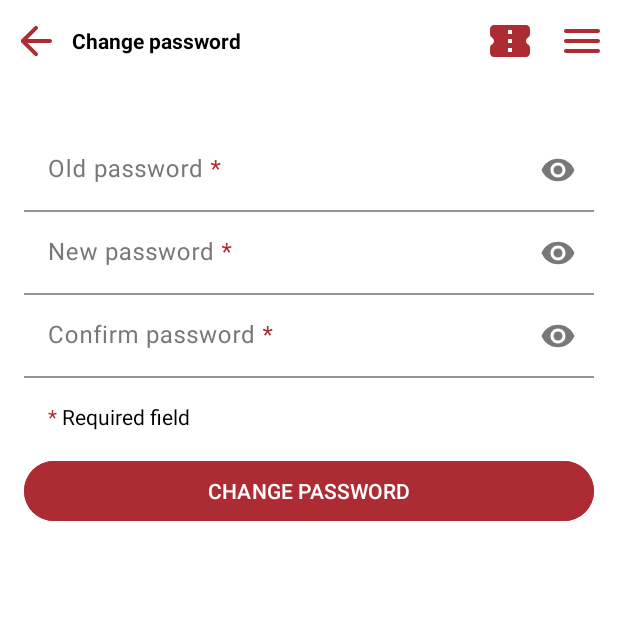
After one commit to saltypickle2209/RepCGV, an Android app: the fragment ChangePasswordFragment placed in its activity, on a phone screen of 412 x 824 dp, the top half of it. The commit adds this screen. Run offline under Robolectric (Android 15) with nearby library versions, the phone set to English and light mode, and no system bars; libraries missing offline, so code that uses them is left out: jp.wasabeef.glide; pictures from the network do not load.

Commit message:
add ChangePassword

```diff
--- /dev/null
+++ b/app/src/main/java/com/example/repcgv/fragments/ChangePasswordFragment.kt
@@ -0,0 +1,205 @@
+package com.example.repcgv.fragments
+
+import android.content.Context
+import android.os.Bundle
+import android.text.Editable
+import android.text.TextWatcher
+import android.util.Log
+import androidx.fragment.app.Fragment
+import android.view.LayoutInflater
+import android.view.View
+import android.view.ViewGroup
+import android.widget.Button
+import android.widget.EditText
+import android.widget.ImageButton
+import android.widget.Toast
+import com.example.repcgv.MainActivity
+import com.example.repcgv.R
+import com.example.repcgv.api.AccountApi
+import com.example.repcgv.api.RetrofitClient
+import com.google.android.material.textfield.TextInputLayout
+import com.google.gson.JsonObject
+import okhttp3.ResponseBody
+import retrofit2.Call
+import retrofit2.Callback
+import retrofit2.Response
+import java.util.regex.Pattern
+
+class ChangePasswordFragment : Fragment() {
+    private lateinit var backBtn: ImageButton
+    private lateinit var menuBtn: ImageButton
+
+    private lateinit var inputLayoutOldPassword: TextInputLayout
+    private lateinit var inputLayoutNewPassword: TextInputLayout
+    private lateinit var inputLayoutConfirmPassword: TextInputLayout
+
+    private lateinit var editTextOldPassword: EditText
+    private lateinit var editTextNewPassword: EditText
+    private lateinit var editTextConfirmPassword: EditText
+
+    private lateinit var saveBtn: Button
+
+    override fun onCreate(savedInstanceState: Bundle?) {
+        super.onCreate(savedInstanceState)
+    }
+
+    override fun onCreateView(
+        inflater: LayoutInflater, container: ViewGroup?,
+        savedInstanceState: Bundle?
+    ): View? {
+        // Inflate the layout for this fragment
+        return inflater.inflate(R.layout.fragment_change_password, container, false)
+    }
+
+    override fun onViewCreated(view: View, savedInstanceState: Bundle?) {
+        super.onViewCreated(view, savedInstanceState)
+        init(view)
+    }
+
+    private fun init(view: View){
+        backBtn = view.findViewById(R.id.backBtn)
+        menuBtn = view.findViewById(R.id.menuBtn)
+
+        backBtn.setOnClickListener {
+            (this.activity as? MainActivity)?.goBack()
+        }
+
+        menuBtn.setOnClickListener {
+            (this.activity as? MainActivity)?.openDrawer()
+        }
+
+        inputLayoutOldPassword = view.findViewById(R.id.inputLayoutOldPassword)
+        inputLayoutNewPassword = view.findViewById(R.id.inputLayoutNewPassword)
+        inputLayoutConfirmPassword = view.findViewById(R.id.inputLayoutConfirmPassword)
+
+        editTextOldPassword = view.findViewById(R.id.editTextOldPassword)
+        editTextNewPassword = view.findViewById(R.id.editTextNewPassword)
+        editTextConfirmPassword = view.findViewById(R.id.editTextConfirmPassword)
+
+        saveBtn = view.findViewById(R.id.saveBtn)
+
+        editTextOldPassword.addTextChangedListener(object: TextWatcher {
+            override fun beforeTextChanged(s: CharSequence?, start: Int, count: Int, after: Int) {
+            }
+
+            override fun onTextChanged(s: CharSequence?, start: Int, before: Int, count: Int) {
+                val oldPassword: String = s.toString().trim()
+                if(oldPassword.isEmpty()){
+                    inputLayoutOldPassword.error = "This field cannot be empty"
+                    inputLayoutOldPassword.isErrorEnabled = true
+                }
+                else{
+                    inputLayoutOldPassword.error = ""
+                    inputLayoutOldPassword.isErrorEnabled = false
+                }
+            }
+
+            override fun afterTextChanged(s: Editable?) {
+            }
+        })
+
+        editTextNewPassword.addTextChangedListener(object: TextWatcher {
+            override fun beforeTextChanged(s: CharSequence?, start: Int, count: Int, after: Int) {
+            }
+
+            override fun onTextChanged(s: CharSequence?, start: Int, before: Int, count: Int) {
+                val newPassword: String = s.toString().trim()
+                val pattern: Pattern = Pattern.compile("^(?=.*[a-z])(?=.*[A-Z])(?=.*\\d)(?=.*[!@#\$%^&*()-+=])[A-Za-z\\d!@#\$%^&*()-+=]+\$")
+                if(newPassword.isEmpty()){
+                    inputLayoutNewPassword.error = "This field cannot be empty"
+                    inputLayoutNewPassword.isErrorEnabled = true
+                }
+                else if(newPassword.length < 6){
+                    inputLayoutNewPassword.error = "The password must have at least 6 characters"
+                    inputLayoutNewPassword.isErrorEnabled = true
+                }
+                else if(!pattern.matcher(newPassword).find()){
+                    inputLayoutNewPassword.error = "The password must have at least one uppercase letter, one lowercase letter, a number and a special character (eg. [!@#\$%^&*()-+=])"
+                    inputLayoutNewPassword.isErrorEnabled = true
+                }
+                else if(newPassword == editTextOldPassword.text.toString().trim()){
+                    inputLayoutNewPassword.error = "The new password is the same with the old password"
+                    inputLayoutNewPassword.isErrorEnabled = true
+                }
+                else{
+                    inputLayoutNewPassword.error = ""
+                    inputLayoutNewPassword.isErrorEnabled = false
+                }
+            }
+
+            override fun afterTextChanged(s: Editable?) {
+            }
+        })
+
+        editTextConfirmPassword.addTextChangedListener(object: TextWatcher {
+            override fun beforeTextChanged(s: CharSequence?, start: Int, count: Int, after: Int) {
+            }
+
+            override fun onTextChanged(s: CharSequence?, start: Int, before: Int, count: Int) {
+                val confirmPassword: String = s.toString().trim()
+                if(confirmPassword.isEmpty()){
+                    inputLayoutConfirmPassword.error = "This field cannot be empty"
+                    inputLayoutConfirmPassword.isErrorEnabled = true
+                }
+                else if(confirmPassword != editTextNewPassword.text.toString().trim()){
+                    inputLayoutConfirmPassword.error = "The confirm password doesn't match the new password"
+                    inputLayoutConfirmPassword.isErrorEnabled = true
+                }
+                else{
+                    inputLayoutConfirmPassword.error = ""
+                    inputLayoutConfirmPassword.isErrorEnabled = false
+                }
+            }
+
+            override fun afterTextChanged(s: Editable?) {
+            }
+        })
+
+        saveBtn.setOnClickListener {
+            if(inputLayoutOldPassword.isErrorEnabled || inputLayoutNewPassword.isErrorEnabled || inputLayoutConfirmPassword.isErrorEnabled
+                || editTextOldPassword.text.isEmpty() || editTextNewPassword.text.isEmpty() || editTextConfirmPassword.text.isEmpty()){
+                Toast.makeText(this.requireContext(), "You haven't completed the form yet", Toast.LENGTH_SHORT).show()
+            }
+            else{
+                val requestJson = JsonObject().apply {
+                    addProperty("old_password", editTextOldPassword.text.toString())
+                    addProperty("new_password", editTextNewPassword.text.toString())
+                }
+
+                val sharedPref = requireContext().getSharedPreferences("auth", Context.MODE_PRIVATE)
+                val token = sharedPref.getString("token", "") ?: ""
+
+                if (token != "") {
+                    val accountService = RetrofitClient.instance.create(AccountApi::class.java)
+                    val call = accountService.changeUserPassword(token, requestJson)
+                    call.enqueue(object : Callback<ResponseBody> {
+                        override fun onResponse(
+                            call: Call<ResponseBody>,
+                            response: Response<ResponseBody>
+                        ) {
+                            if (response.isSuccessful) {
+                                // Handle successful response
+                                Toast.makeText(
+                                    requireContext(),
+                                    "Successfully changed your password",
+                                    Toast.LENGTH_SHORT
+                                ).show()
+                                (this@ChangePasswordFragment.activity as? MainActivity)?.goBack()
+                            } else {
+                                Toast.makeText(
+                                    requireContext(),
+                                    "Error: ${response.code()} - ${response.errorBody()?.string()}",
+                                    Toast.LENGTH_SHORT
+                                ).show()
+                            }
+                        }
+
+                        override fun onFailure(call: Call<ResponseBody>, t: Throwable) {
+                            Log.i("API", t.message!!)
+                        }
+                    })
+                }
+            }
+        }
+    }
+}
--- a/app/src/main/java/com/example/repcgv/fragments/UserDashboardFragment.kt
+++ b/app/src/main/java/com/example/repcgv/fragments/UserDashboardFragment.kt
@@ -68,13 +68,13 @@ class UserDashboardFragment : Fragment() {
         accountDetailBtn = view.findViewById(R.id.accountDetailBtn)
 
         accountDetailBtn.setOnClickListener {
-//            (this.activity as? MainActivity)?.addFragment(UserDetailFragment(), "user_detail")
+            (this.activity as? MainActivity)?.addFragment(UserDetailFragment(), "user_detail")
         }
 
         accountPasswordBtn = view.findViewById(R.id.accountPasswordBtn)
 
         accountPasswordBtn.setOnClickListener {
-//            (this.activity as? MainActivity)?.addFragment(ChangePasswordFragment(), "user_password")
+            (this.activity as? MainActivity)?.addFragment(ChangePasswordFragment(), "user_password")
         }
     }
 
--- /dev/null
+++ b/app/src/main/res/layout/fragment_change_password.xml
@@ -0,0 +1,242 @@
+<?xml version="1.0" encoding="utf-8"?>
+<FrameLayout xmlns:android="http://schemas.android.com/apk/res/android"
+    xmlns:app="http://schemas.android.com/apk/res-auto"
+    xmlns:tools="http://schemas.android.com/tools"
+    android:layout_width="match_parent"
+    android:layout_height="match_parent"
+    android:background="@color/white"
+    tools:context=".fragments.ChangePasswordFragment">
+
+    <androidx.constraintlayout.widget.ConstraintLayout
+        android:layout_width="match_parent"
+        android:layout_height="match_parent">
+
+        <androidx.constraintlayout.widget.ConstraintLayout
+            android:id="@+id/navbar"
+            android:layout_width="match_parent"
+            android:layout_height="54dp"
+            android:background="@color/white"
+            app:layout_constraintEnd_toEndOf="parent"
+            app:layout_constraintHorizontal_bias="0.5"
+            app:layout_constraintStart_toStartOf="parent"
+            app:layout_constraintTop_toTopOf="parent">
+
+            <ImageButton
+                android:id="@+id/backBtn"
+                android:layout_width="48dp"
+                android:layout_height="48dp"
+                android:background="@null"
+                android:src="@drawable/back_arrow"
+                app:layout_constraintBottom_toBottomOf="parent"
+                app:layout_constraintStart_toStartOf="parent"
+                app:layout_constraintTop_toTopOf="parent"
+                app:tint="@color/red" />
+
+            <TextView
+                android:layout_width="0dp"
+                android:layout_height="0dp"
+                android:gravity="start|fill_vertical"
+                android:text="Change password"
+                android:textColor="@color/black"
+                android:textStyle="bold"
+                app:layout_constraintBottom_toBottomOf="parent"
+                app:layout_constraintEnd_toStartOf="@id/ticketBtn"
+                app:layout_constraintStart_toEndOf="@id/backBtn"
+                app:layout_constraintTop_toTopOf="parent" />
+
+            <ImageButton
+                android:id="@+id/ticketBtn"
+                android:layout_width="48dp"
+                android:layout_height="48dp"
+                android:background="@null"
+                android:src="@drawable/ticket"
+                app:tint="@color/red"
+                app:layout_constraintEnd_toStartOf="@+id/menuBtn"
+                app:layout_constraintBottom_toBottomOf="parent"
+                app:layout_constraintTop_toTopOf="parent"/>
+
+            <ImageButton
+                android:id="@+id/menuBtn"
+                android:layout_width="48dp"
+                android:layout_height="48dp"
+                android:background="@null"
+                android:src="@drawable/menu"
+                app:layout_constraintBottom_toBottomOf="parent"
+                app:layout_constraintEnd_toEndOf="parent"
+                app:layout_constraintTop_toTopOf="parent"
+                app:tint="@color/red" />
+
+        </androidx.constraintlayout.widget.ConstraintLayout>
+
+        <androidx.core.widget.NestedScrollView
+            android:layout_width="0dp"
+            android:layout_height="0dp"
+            android:scrollbarThumbVertical="@android:color/transparent"
+            app:layout_constraintBottom_toBottomOf="parent"
+            app:layout_constraintEnd_toEndOf="parent"
+            app:layout_constraintHorizontal_bias="0.5"
+            app:layout_constraintStart_toStartOf="parent"
+            app:layout_constraintTop_toBottomOf="@id/navbar">
+
+            <LinearLayout
+                android:layout_width="match_parent"
+                android:layout_height="match_parent"
+                android:orientation="vertical">
+
+                <androidx.constraintlayout.widget.ConstraintLayout
+                    android:layout_width="match_parent"
+                    android:layout_height="wrap_content">
+
+                    <com.google.android.material.textfield.TextInputLayout
+                        android:id="@+id/inputLayoutOldPassword"
+                        android:layout_width="match_parent"
+                        android:layout_height="wrap_content"
+                        android:layout_marginStart="16dp"
+                        android:layout_marginTop="32dp"
+                        android:layout_marginEnd="16dp"
+                        android:hint="@string/hint_old_password"
+                        android:textColorHint="@color/greytext"
+                        android:theme="@style/ThemeOverlay.AppTheme.TextInputEditText.Filled"
+                        app:boxBackgroundColor="@color/white"
+                        app:boxBackgroundMode="filled"
+                        app:boxCollapsedPaddingTop="8dp"
+                        app:boxStrokeColor="@color/black"
+                        app:boxStrokeErrorColor="@color/red"
+                        app:cursorColor="@color/black"
+                        app:cursorErrorColor="@color/red"
+                        app:endIconMode="password_toggle"
+                        app:endIconTint="@color/greytext"
+                        app:errorIconTint="@color/red"
+                        app:errorTextColor="@color/red"
+                        app:hintTextColor="@color/black"
+                        app:layout_constraintEnd_toEndOf="parent"
+                        app:layout_constraintStart_toStartOf="parent"
+                        app:layout_constraintTop_toTopOf="parent">
+
+                        <com.google.android.material.textfield.TextInputEditText
+                            android:id="@+id/editTextOldPassword"
+                            android:layout_width="match_parent"
+                            android:layout_height="wrap_content"
+                            android:inputType="text|textPassword"
+                            android:paddingTop="25dp"
+                            android:paddingBottom="8dp"
+                            android:singleLine="true"
+                            android:textColor="@color/black" />
+                    </com.google.android.material.textfield.TextInputLayout>
+
+                    <com.google.android.material.textfield.TextInputLayout
+                        android:id="@+id/inputLayoutNewPassword"
+                        android:layout_width="match_parent"
+                        android:layout_height="wrap_content"
+                        android:layout_marginStart="16dp"
+                        android:layout_marginTop="0dp"
+                        android:layout_marginEnd="16dp"
+                        android:hint="@string/hint_new_password"
+                        android:textColorHint="@color/greytext"
+                        android:theme="@style/ThemeOverlay.AppTheme.TextInputEditText.Filled"
+                        app:boxBackgroundColor="@color/white"
+                        app:boxBackgroundMode="filled"
+                        app:boxCollapsedPaddingTop="8dp"
+                        app:boxStrokeColor="@color/black"
+                        app:boxStrokeErrorColor="@color/red"
+                        app:cursorColor="@color/black"
+                        app:cursorErrorColor="@color/red"
+                        app:endIconMode="password_toggle"
+                        app:endIconTint="@color/greytext"
+                        app:errorIconTint="@color/red"
+                        app:errorTextColor="@color/red"
+                        app:hintTextColor="@color/black"
+                        app:layout_constraintEnd_toEndOf="parent"
+                        app:layout_constraintStart_toStartOf="parent"
+                        app:layout_constraintTop_toBottomOf="@id/inputLayoutOldPassword">
+
+                        <com.google.android.material.textfield.TextInputEditText
+                            android:id="@+id/editTextNewPassword"
+                            android:layout_width="match_parent"
+                            android:layout_height="wrap_content"
+                            android:inputType="text|textPassword"
+                            android:paddingTop="25dp"
+                            android:paddingBottom="8dp"
+                            android:singleLine="true"
+                            android:textColor="@color/black" />
+                    </com.google.android.material.textfield.TextInputLayout>
+
+                    <com.google.android.material.textfield.TextInputLayout
+                        android:id="@+id/inputLayoutConfirmPassword"
+                        android:layout_width="match_parent"
+                        android:layout_height="wrap_content"
+                        android:layout_marginStart="16dp"
+                        android:layout_marginTop="0dp"
+                        android:layout_marginEnd="16dp"
+                        android:hint="@string/hint_confirm_password"
+                        android:textColorHint="@color/greytext"
+                        android:theme="@style/ThemeOverlay.AppTheme.TextInputEditText.Filled"
+                        app:boxBackgroundColor="@color/white"
+                        app:boxBackgroundMode="filled"
+                        app:boxCollapsedPaddingTop="8dp"
+                        app:boxStrokeColor="@color/black"
+                        app:boxStrokeErrorColor="@color/red"
+                        app:cursorColor="@color/black"
+                        app:cursorErrorColor="@color/red"
+                        app:endIconMode="password_toggle"
+                        app:endIconTint="@color/greytext"
+                        app:errorIconTint="@color/red"
+                        app:errorTextColor="@color/red"
+                        app:hintTextColor="@color/black"
+                        app:layout_constraintEnd_toEndOf="parent"
+                        app:layout_constraintStart_toStartOf="parent"
+                        app:layout_constraintTop_toBottomOf="@id/inputLayoutNewPassword">
+
+                        <com.google.android.material.textfield.TextInputEditText
+                            android:id="@+id/editTextConfirmPassword"
+                            android:layout_width="match_parent"
+                            android:layout_height="wrap_content"
+                            android:inputType="text|textPassword"
+                            android:paddingTop="25dp"
+                            android:paddingBottom="8dp"
+                            android:singleLine="true"
+                            android:textColor="@color/black" />
+                    </com.google.android.material.textfield.TextInputLayout>
+
+                    <TextView
+                        android:id="@+id/textView7"
+                        android:layout_width="0dp"
+                        android:layout_height="wrap_content"
+                        android:layout_marginStart="32dp"
+                        android:layout_marginTop="16dp"
+                        android:layout_marginEnd="32dp"
+                        android:text="@string/hint_notice"
+                        android:textColor="@color/black"
+                        app:layout_constraintEnd_toEndOf="parent"
+                        app:layout_constraintHorizontal_bias="0.5"
+                        app:layout_constraintStart_toStartOf="parent"
+                        app:layout_constraintTop_toBottomOf="@+id/inputLayoutConfirmPassword" />
+
+                    <Button
+                        android:id="@+id/saveBtn"
+                        android:layout_width="0dp"
+                        android:layout_height="wrap_content"
+                        android:layout_marginStart="16dp"
+                        android:layout_marginTop="16dp"
+                        android:layout_marginEnd="16dp"
+                        android:layout_marginBottom="16dp"
+                        android:backgroundTint="@color/red"
+                        android:fontFamily="sans-serif-medium"
+                        android:text="Change password"
+                        android:textAllCaps="true"
+                        android:textColor="@color/white"
+                        android:textSize="14sp"
+                        app:layout_constraintBottom_toBottomOf="parent"
+                        app:layout_constraintEnd_toEndOf="parent"
+                        app:layout_constraintHorizontal_bias="0.5"
+                        app:layout_constraintStart_toStartOf="parent"
+                        app:layout_constraintTop_toBottomOf="@+id/textView7" />
+
+                </androidx.constraintlayout.widget.ConstraintLayout>
+
+            </LinearLayout>
+        </androidx.core.widget.NestedScrollView>
+    </androidx.constraintlayout.widget.ConstraintLayout>
+
+
+</FrameLayout>
```
